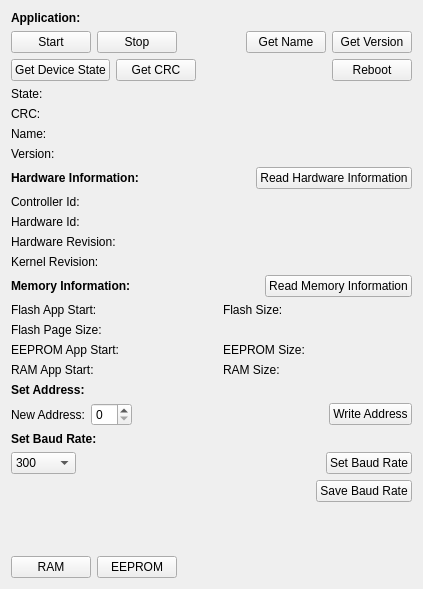
Above: pc/TinyBusLoader/ui/deviceInformationWidget.ui from ChristianMarty/TinyBus before the change. Below: the same form after it.
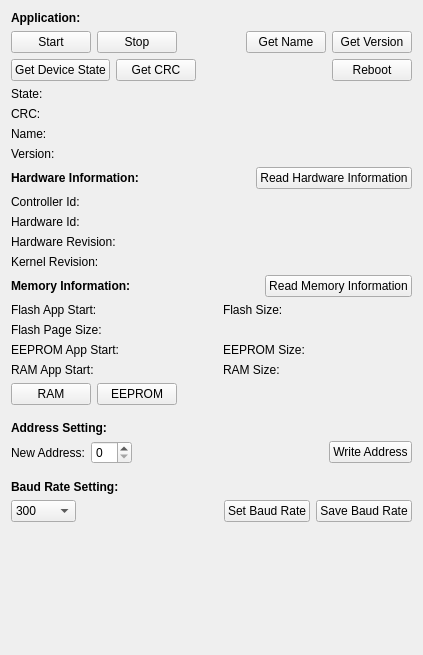
That is the form after the change.

```diff
--- a/pc/TinyBusLoader/ui/deviceInformationWidget.ui
+++ b/pc/TinyBusLoader/ui/deviceInformationWidget.ui
@@ -7,7 +7,7 @@
     <x>0</x>
     <y>0</y>
     <width>423</width>
-    <height>589</height>
+    <height>655</height>
    </rect>
   </property>
   <property name="windowTitle">
@@ -403,6 +403,53 @@
      </item>
     </layout>
    </item>
+   <item>
+    <layout class="QHBoxLayout" name="horizontalLayout_4">
+     <item>
+      <widget class="QPushButton" name="pushButton_readRam">
+       <property name="text">
+        <string>RAM</string>
+       </property>
+      </widget>
+     </item>
+     <item>
+      <widget class="QPushButton" name="pushButton_readEeprom">
+       <property name="text">
+        <string>EEPROM</string>
+       </property>
+      </widget>
+     </item>
+     <item>
+      <spacer name="horizontalSpacer_4">
+       <property name="orientation">
+        <enum>Qt::Horizontal</enum>
+       </property>
+       <property name="sizeHint" stdset="0">
+        <size>
+         <width>40</width>
+         <height>20</height>
+        </size>
+       </property>
+      </spacer>
+     </item>
+    </layout>
+   </item>
+   <item>
+    <spacer name="verticalSpacer_2">
+     <property name="orientation">
+      <enum>Qt::Vertical</enum>
+     </property>
+     <property name="sizeType">
+      <enum>QSizePolicy::Fixed</enum>
+     </property>
+     <property name="sizeHint" stdset="0">
+      <size>
+       <width>20</width>
+       <height>10</height>
+      </size>
+     </property>
+    </spacer>
+   </item>
    <item>
     <widget class="QLabel" name="label_9">
      <property name="font">
@@ -411,7 +458,7 @@
       </font>
      </property>
      <property name="text">
-      <string>Set Address:</string>
+      <string>Address Setting:</string>
      </property>
     </widget>
    </item>
@@ -453,6 +500,22 @@
      </item>
     </layout>
    </item>
+   <item>
+    <spacer name="verticalSpacer_3">
+     <property name="orientation">
+      <enum>Qt::Vertical</enum>
+     </property>
+     <property name="sizeType">
+      <enum>QSizePolicy::Fixed</enum>
+     </property>
+     <property name="sizeHint" stdset="0">
+      <size>
+       <width>20</width>
+       <height>10</height>
+      </size>
+     </property>
+    </spacer>
+   </item>
    <item>
     <widget class="QLabel" name="label_15">
      <property name="font">
@@ -461,7 +524,7 @@
       </font>
      </property>
      <property name="text">
-      <string>Set Baud Rate:</string>
+      <string>Baud Rate Setting:</string>
      </property>
     </widget>
    </item>
@@ -531,23 +594,6 @@
        </property>
       </widget>
      </item>
-    </layout>
-   </item>
-   <item>
-    <layout class="QHBoxLayout" name="horizontalLayout_6">
-     <item>
-      <spacer name="horizontalSpacer_8">
-       <property name="orientation">
-        <enum>Qt::Horizontal</enum>
-       </property>
-       <property name="sizeHint" stdset="0">
-        <size>
-         <width>40</width>
-         <height>20</height>
-        </size>
-       </property>
-      </spacer>
-     </item>
      <item>
       <widget class="QPushButton" name="pushButton_saveBaudRate">
        <property name="text">
@@ -570,37 +616,6 @@
      </property>
     </spacer>
    </item>
-   <item>
-    <layout class="QHBoxLayout" name="horizontalLayout_4">
-     <item>
-      <widget class="QPushButton" name="pushButton_readRam">
-       <property name="text">
-        <string>RAM</string>
-       </property>
-      </widget>
-     </item>
-     <item>
-      <widget class="QPushButton" name="pushButton_readEeprom">
-       <property name="text">
-        <string>EEPROM</string>
-       </property>
-      </widget>
-     </item>
-     <item>
-      <spacer name="horizontalSpacer_4">
-       <property name="orientation">
-        <enum>Qt::Horizontal</enum>
-       </property>
-       <property name="sizeHint" stdset="0">
-        <size>
-         <width>40</width>
-         <height>20</height>
-        </size>
-       </property>
-      </spacer>
-     </item>
-    </layout>
-   </item>
   </layout>
  </widget>
  <resources/>
```
